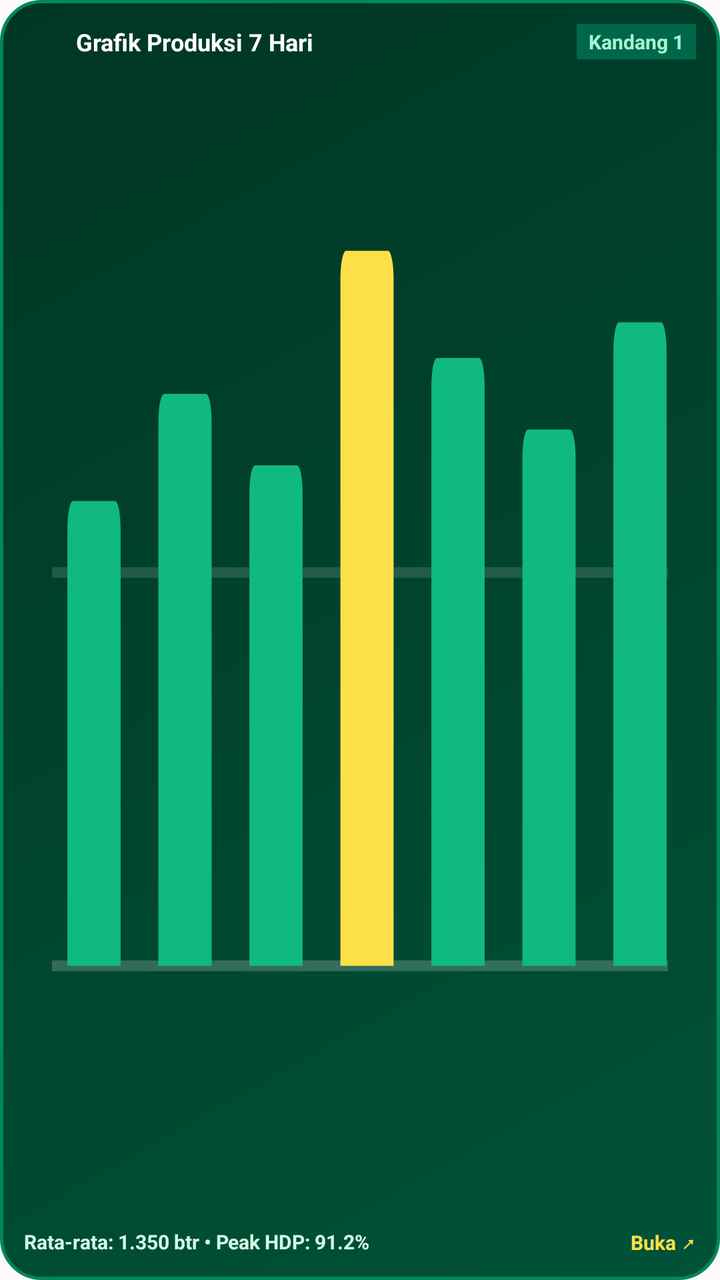
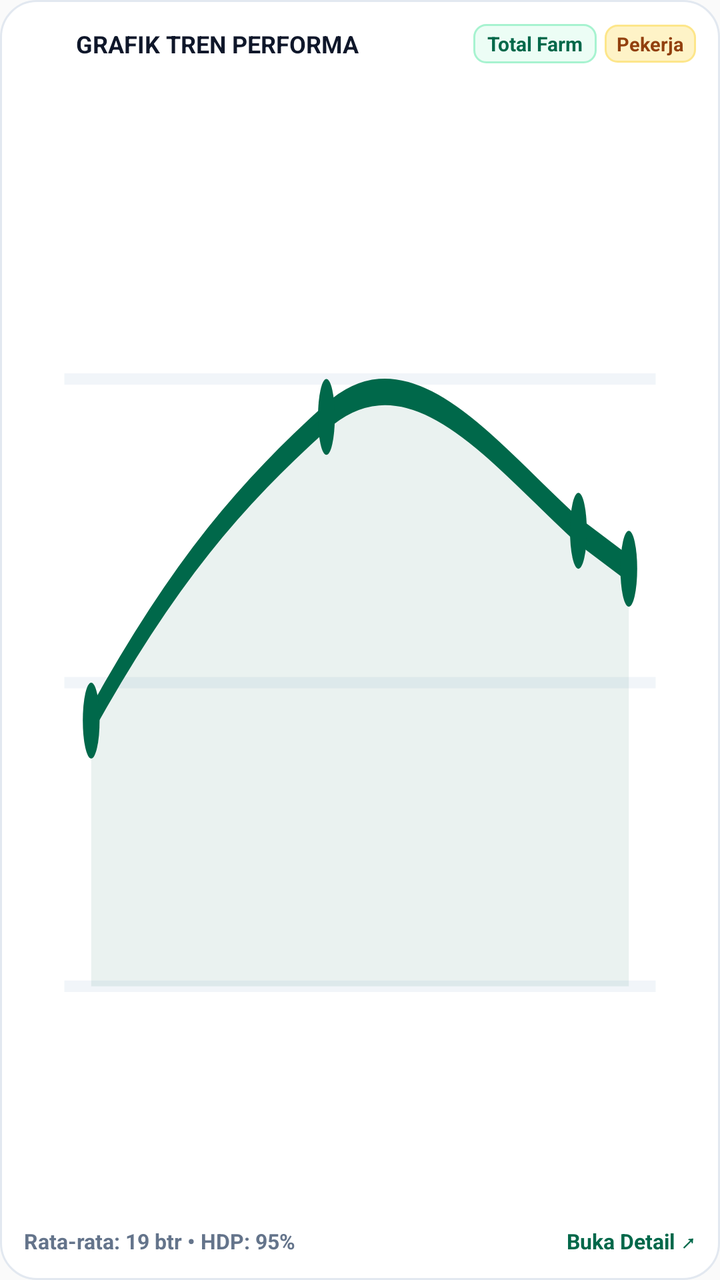

Compare the two renders of this Android layout. The source of the first and the diff that turns it into the second are given below.
<!-- AndroidManifest.xml: application theme AppTheme -->
<!-- res/layout/widget_chart.xml -->
<?xml version="1.0" encoding="utf-8"?>
<LinearLayout xmlns:android="http://schemas.android.com/apk/res/android"
    android:id="@+id/widget_chart_root"
    android:layout_width="match_parent"
    android:layout_height="match_parent"
    android:background="@drawable/widget_bg_emerald"
    android:orientation="vertical"
    android:padding="12dp">

    
    <LinearLayout
        android:layout_width="match_parent"
        android:layout_height="wrap_content"
        android:gravity="center_vertical"
        android:orientation="horizontal">

        <ImageView
            android:layout_width="18dp"
            android:layout_height="18dp"
            android:src="@mipmap/ic_launcher" />

        <TextView
            android:id="@+id/widget_chart_title"
            android:layout_width="0dp"
            android:layout_height="wrap_content"
            android:layout_marginStart="8dp"
            android:layout_weight="1"
            android:text="Grafik Produksi 7 Hari"
            android:textColor="#FFFFFF"
            android:textSize="12sp"
            android:textStyle="bold" />

        <TextView
            android:id="@+id/widget_chart_flock"
            android:layout_width="wrap_content"
            android:layout_height="wrap_content"
            android:background="#00684a"
            android:paddingHorizontal="6dp"
            android:paddingVertical="2dp"
            android:text="Kandang 1"
            android:textColor="#A7F3D0"
            android:textSize="10sp"
            android:textStyle="bold" />
    </LinearLayout>

    
    <ImageView
        android:id="@+id/widget_chart_image"
        android:layout_width="match_parent"
        android:layout_height="0dp"
        android:layout_marginVertical="6dp"
        android:layout_weight="1"
        android:scaleType="fitXY"
        android:src="@drawable/widget_chart_preview" />

    
    <LinearLayout
        android:layout_width="match_parent"
        android:layout_height="wrap_content"
        android:gravity="center_vertical"
        android:orientation="horizontal">

        <TextView
            android:id="@+id/widget_chart_stats"
            android:layout_width="0dp"
            android:layout_height="wrap_content"
            android:layout_weight="1"
            android:ellipsize="end"
            android:maxLines="1"
            android:text="Rata-rata: 1.350 btr • Peak HDP: 91.2%"
            android:textColor="#D1FAE5"
            android:textSize="10sp"
            android:textStyle="bold" />

        <TextView
            android:layout_width="wrap_content"
            android:layout_height="wrap_content"
            android:text="Buka ↗"
            android:textColor="#FDE047"
            android:textSize="10sp"
            android:textStyle="bold" />
    </LinearLayout>

</LinearLayout>
<!-- resources referenced by this layout -->
<resources>
  <!-- drawable widget_bg_emerald (drawable) -->
  <?xml version="1.0" encoding="utf-8"?>
  <shape xmlns:android="http://schemas.android.com/apk/res/android"
      android:shape="rectangle">
      <gradient
          android:angle="135"
          android:startColor="#005238"
          android:endColor="#003624"
          android:type="linear" />
      <corners android:radius="20dp" />
      <stroke
          android:width="1.5dp"
          android:color="#00875a" />
  </shape>
  <!-- drawable widget_chart_preview (drawable) -->
  <vector xmlns:android="http://schemas.android.com/apk/res/android"
      android:width="480dp"
      android:height="160dp"
      android:viewportWidth="480"
      android:viewportHeight="160">
  
      
      <path
          android:pathData="M20,125 L460,125"
          android:strokeWidth="1.5"
          android:strokeColor="#33FFFFFF" />
  
      
      <path
          android:pathData="M20,70 L460,70"
          android:strokeWidth="1.5"
          android:strokeColor="#22FFFFFF" />
  
      
      <path
          android:fillColor="#10B981"
          android:pathData="M35,60 L65,60 A4,4 0 0,1 69,64 L69,125 L31,125 L31,64 A4,4 0 0,1 35,60 Z" />
  
      
      <path
          android:fillColor="#10B981"
          android:pathData="M100,45 L130,45 A4,4 0 0,1 134,49 L134,125 L96,125 L96,49 A4,4 0 0,1 100,45 Z" />
  
      
      <path
          android:fillColor="#10B981"
          android:pathData="M165,55 L195,55 A4,4 0 0,1 199,59 L199,125 L161,125 L161,59 A4,4 0 0,1 165,55 Z" />
  
      
      <path
          android:fillColor="#FDE047"
          android:pathData="M230,25 L260,25 A4,4 0 0,1 264,29 L264,125 L226,125 L226,29 A4,4 0 0,1 230,25 Z" />
  
      
      <path
          android:fillColor="#10B981"
          android:pathData="M295,40 L325,40 A4,4 0 0,1 329,44 L329,125 L291,125 L291,44 A4,4 0 0,1 295,40 Z" />
  
      
      <path
          android:fillColor="#10B981"
          android:pathData="M360,50 L390,50 A4,4 0 0,1 394,54 L394,125 L356,125 L356,54 A4,4 0 0,1 360,50 Z" />
  
      
      <path
          android:fillColor="#10B981"
          android:pathData="M425,35 L455,35 A4,4 0 0,1 459,39 L459,125 L421,125 L421,39 A4,4 0 0,1 425,35 Z" />
  </vector>
  <!-- mipmap ic_launcher (mipmap-anydpi-v26) -->
  <?xml version="1.0" encoding="utf-8"?>
  <adaptive-icon xmlns:android="http://schemas.android.com/apk/res/android">
      <background android:drawable="@color/ic_launcher_background"/>
      <foreground android:drawable="@mipmap/ic_launcher_foreground"/>
  </adaptive-icon>
  <style name="AppTheme" parent="Theme.AppCompat.Light.DarkActionBar">
          
          <item name="colorPrimary">@color/colorPrimary</item>
          <item name="colorPrimaryDark">@color/colorPrimaryDark</item>
          <item name="colorAccent">@color/colorAccent</item>
      </style>
  <color name="ic_launcher_background">#FFFFFF</color>
</resources>

<!-- the commit's change to res/layout/widget_chart.xml (unified diff, before → after) -->
@@ -3,7 +3,7 @@
     android:id="@+id/widget_chart_root"
     android:layout_width="match_parent"
     android:layout_height="match_parent"
-    android:background="@drawable/widget_bg_emerald"
+    android:background="@drawable/widget_bg_card_white"
     android:orientation="vertical"
     android:padding="12dp">
 
@@ -25,8 +25,10 @@
             android:layout_height="wrap_content"
             android:layout_marginStart="8dp"
             android:layout_weight="1"
-            android:text="Grafik Produksi 7 Hari"
-            android:textColor="#FFFFFF"
+            android:ellipsize="end"
+            android:maxLines="1"
+            android:text="GRAFIK TREN PERFORMA"
+            android:textColor="#0F172A"
             android:textSize="12sp"
             android:textStyle="bold" />
 
@@ -34,12 +36,25 @@
             android:id="@+id/widget_chart_flock"
             android:layout_width="wrap_content"
             android:layout_height="wrap_content"
-            android:background="#00684a"
+            android:background="@drawable/widget_badge_emerald"
+            android:paddingHorizontal="7dp"
+            android:paddingVertical="3dp"
+            android:text="Total Farm"
+            android:textColor="#00684A"
+            android:textSize="10sp"
+            android:textStyle="bold" />
+
+        <TextView
+            android:id="@+id/widget_chart_role"
+            android:layout_width="wrap_content"
+            android:layout_height="wrap_content"
+            android:layout_marginStart="4dp"
+            android:background="@drawable/widget_badge_amber"
             android:paddingHorizontal="6dp"
-            android:paddingVertical="2dp"
-            android:text="Kandang 1"
-            android:textColor="#A7F3D0"
-            android:textSize="10sp"
+            android:paddingVertical="3dp"
+            android:text="Pekerja"
+            android:textColor="#92400E"
+            android:textSize="9.5sp"
             android:textStyle="bold" />
     </LinearLayout>
 
@@ -67,17 +82,17 @@
             android:layout_weight="1"
             android:ellipsize="end"
             android:maxLines="1"
-            android:text="Rata-rata: 1.350 btr • Peak HDP: 91.2%"
-            android:textColor="#D1FAE5"
-            android:textSize="10sp"
+            android:text="Rata-rata: 19 btr • HDP: 95%"
+            android:textColor="#64748B"
+            android:textSize="10.5sp"
             android:textStyle="bold" />
 
         <TextView
             android:layout_width="wrap_content"
             android:layout_height="wrap_content"
-            android:text="Buka ↗"
-            android:textColor="#FDE047"
-            android:textSize="10sp"
+            android:text="Buka Detail ↗"
+            android:textColor="#00684A"
+            android:textSize="10.5sp"
             android:textStyle="bold" />
     </LinearLayout>
 
<!-- resource entries referenced after the edit -->
@@ -1,72 +1,78 @@
 <!-- resources referenced by this layout -->
 <resources>
-  <!-- drawable widget_bg_emerald (drawable) -->
+  <!-- drawable widget_badge_amber (drawable) -->
   <?xml version="1.0" encoding="utf-8"?>
   <shape xmlns:android="http://schemas.android.com/apk/res/android"
       android:shape="rectangle">
-      <gradient
-          android:angle="135"
-          android:startColor="#005238"
-          android:endColor="#003624"
-          android:type="linear" />
-      <corners android:radius="20dp" />
+      <solid android:color="#FEF3C7" />
+      <corners android:radius="6dp" />
       <stroke
-          android:width="1.5dp"
-          android:color="#00875a" />
+          android:width="1dp"
+          android:color="#FDE68A" />
+  </shape>
+  <!-- drawable widget_badge_emerald (drawable) -->
+  <?xml version="1.0" encoding="utf-8"?>
+  <shape xmlns:android="http://schemas.android.com/apk/res/android"
+      android:shape="rectangle">
+      <solid android:color="#ECFDF5" />
+      <corners android:radius="6dp" />
+      <stroke
+          android:width="1dp"
+          android:color="#A7F3D0" />
+  </shape>
+  <!-- drawable widget_bg_card_white (drawable) -->
+  <?xml version="1.0" encoding="utf-8"?>
+  <shape xmlns:android="http://schemas.android.com/apk/res/android"
+      android:shape="rectangle">
+      <solid android:color="#FFFFFF" />
+      <corners android:radius="18dp" />
+      <stroke
+          android:width="1dp"
+          android:color="#E2E8F0" />
   </shape>
   <!-- drawable widget_chart_preview (drawable) -->
   <vector xmlns:android="http://schemas.android.com/apk/res/android"
-      android:width="480dp"
-      android:height="160dp"
-      android:viewportWidth="480"
-      android:viewportHeight="160">
+      android:width="400dp"
+      android:height="150dp"
+      android:viewportWidth="400"
+      android:viewportHeight="150">
   
       
       <path
-          android:pathData="M20,125 L460,125"
-          android:strokeWidth="1.5"
-          android:strokeColor="#33FFFFFF" />
+          android:fillColor="#FFFFFF"
+          android:pathData="M16,0 H384 A16,16 0 0,1 400,16 V134 A16,16 0 0,1 384,150 H16 A16,16 0 0,1 0,134 V16 A16,16 0 0,1 16,0 Z" />
   
       
       <path
-          android:pathData="M20,70 L460,70"
+          android:strokeColor="#F1F5F9"
           android:strokeWidth="1.5"
-          android:strokeColor="#22FFFFFF" />
+          android:pathData="M24,40 H376 M24,80 H376 M24,120 H376" />
   
       
       <path
-          android:fillColor="#10B981"
-          android:pathData="M35,60 L65,60 A4,4 0 0,1 69,64 L69,125 L31,125 L31,64 A4,4 0 0,1 35,60 Z" />
+          android:fillColor="#1500684A"
+          android:pathData="M40,120 L40,85 C90,65 130,55 180,45 C230,35 280,50 330,60 L360,65 L360,120 Z" />
   
       
       <path
-          android:fillColor="#10B981"
-          android:pathData="M100,45 L130,45 A4,4 0 0,1 134,49 L134,125 L96,125 L96,49 A4,4 0 0,1 100,45 Z" />
+          android:strokeColor="#00684A"
+          android:strokeWidth="3.5"
+          android:pathData="M40,85 C90,65 130,55 180,45 C230,35 280,50 330,60 L360,65" />
   
       
       <path
-          android:fillColor="#10B981"
-          android:pathData="M165,55 L195,55 A4,4 0 0,1 199,59 L199,125 L161,125 L161,59 A4,4 0 0,1 165,55 Z" />
+          android:fillColor="#00684A"
+          android:pathData="M40,85 m-5,0 a5,5 0 1,0 10,0 a5,5 0 1,0 -10,0" />
+      <path
+          android:fillColor="#00684A"
+          android:pathData="M180,45 m-5,0 a5,5 0 1,0 10,0 a5,5 0 1,0 -10,0" />
+      <path
+          android:fillColor="#00684A"
+          android:pathData="M330,60 m-5,0 a5,5 0 1,0 10,0 a5,5 0 1,0 -10,0" />
+      <path
+          android:fillColor="#00684A"
+          android:pathData="M360,65 m-5,0 a5,5 0 1,0 10,0 a5,5 0 1,0 -10,0" />
   
-      
-      <path
-          android:fillColor="#FDE047"
-          android:pathData="M230,25 L260,25 A4,4 0 0,1 264,29 L264,125 L226,125 L226,29 A4,4 0 0,1 230,25 Z" />
-  
-      
-      <path
-          android:fillColor="#10B981"
-          android:pathData="M295,40 L325,40 A4,4 0 0,1 329,44 L329,125 L291,125 L291,44 A4,4 0 0,1 295,40 Z" />
-  
-      
-      <path
-          android:fillColor="#10B981"
-          android:pathData="M360,50 L390,50 A4,4 0 0,1 394,54 L394,125 L356,125 L356,54 A4,4 0 0,1 360,50 Z" />
-  
-      
-      <path
-          android:fillColor="#10B981"
-          android:pathData="M425,35 L455,35 A4,4 0 0,1 459,39 L459,125 L421,125 L421,39 A4,4 0 0,1 425,35 Z" />
   </vector>
   <!-- mipmap ic_launcher (mipmap-anydpi-v26) -->
   <?xml version="1.0" encoding="utf-8"?>
